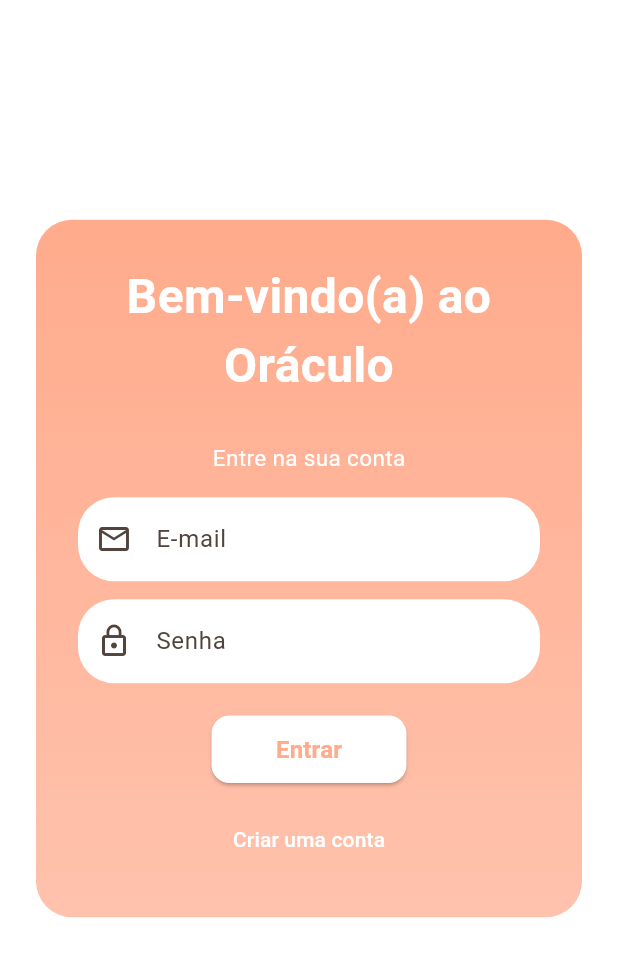
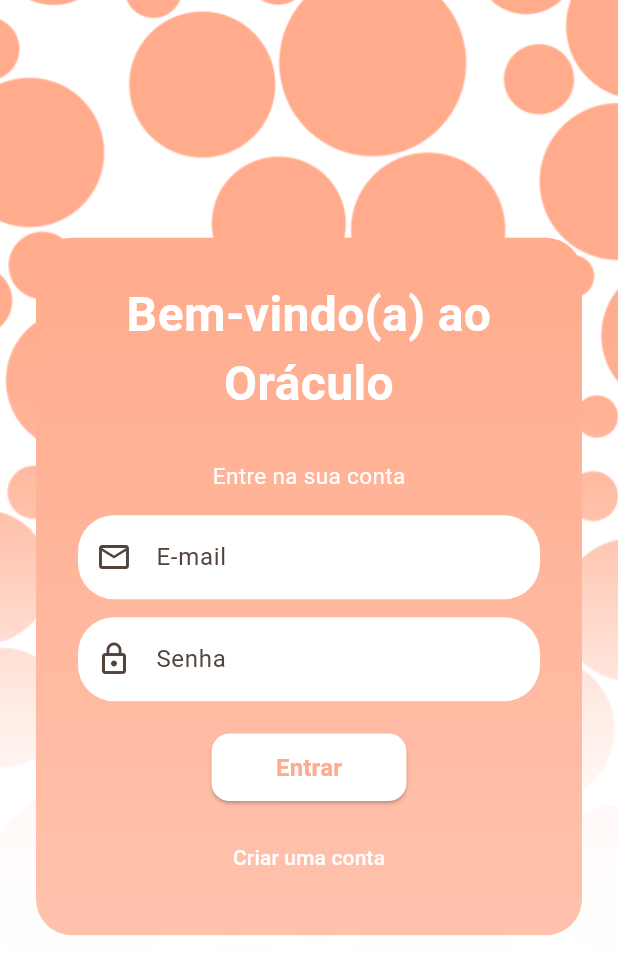
Before and after one commit to contabestio/oraculoapp, a Flutter app: the screen it shows after launch, on a phone screen of 412 x 824 dp. Shown: the top 975 px of the screen. Run offline on Flutter 3.47's test engine with Material 3 defaults, Android fonts, the phone set to English and light mode, and no system bars; our stand-ins replace cloud_firestore, firebase_auth, firebase_core; accounts and stored records are empty; Roboto replaces fonts that are missing (Arial, Georgia).

Commit message:
Foto de Fundo no Login

```diff
--- a/oraculo/lib/pages/dashboard.dart
+++ b/oraculo/lib/pages/dashboard.dart
@@ -396,7 +396,7 @@ class _DashboardPageState extends State<DashboardPage> {
           // ======================================================
          SafeArea(
         child: SingleChildScrollView(
-              padding: const EdgeInsets.fromLTRB(24, 24, 24, 160),
+          padding: const EdgeInsets.fromLTRB(24, 48, 24, 160),
           child: Column(
             crossAxisAlignment: CrossAxisAlignment.stretch,
             children: [
@@ -451,6 +451,7 @@ class _DashboardPageState extends State<DashboardPage> {
                         const Text(
                           'Bem-vindo(a) ao Oráculo',
                           style: TextStyle(
+                            fontFamily: 'Georgia',
                             color: Color(0xFFFFAB8C),
                             fontSize: 16,
                             fontWeight: FontWeight.w500,
@@ -542,7 +543,7 @@ class _DashboardPageState extends State<DashboardPage> {
                                       maxLines: 1,
                                       overflow: TextOverflow.ellipsis,
                                       style: TextStyle(
-                                            color: Color(0xFF333333),
+                                        color: Color(0xFFFFAB8C),
                                         fontSize: 13,
                                       ),
                                     ),
@@ -620,14 +621,18 @@ class _DashboardPageState extends State<DashboardPage> {
           ),
         ),
       ),
-
           // ==========================================================
           // SOBREPOSIÇÃO DE LOGIN / CADASTRO
           // ==========================================================
           if (showLogin)
             Positioned.fill(
               child: Container(
-                color: Colors.white,
+                decoration: const BoxDecoration(
+                 image: DecorationImage(
+                   image: AssetImage('assets/background.png'),
+                   fit: BoxFit.cover,
+                 )
+                ),
                 child: Center(
                   child: SingleChildScrollView(
                     padding: const EdgeInsets.all(24),
--- a/oraculo/pubspec.yaml
+++ b/oraculo/pubspec.yaml
@@ -1,4 +1,3 @@
-
 name: oraculo
 description: "A new Flutter project."
 publish_to: 'none'
@@ -24,3 +23,7 @@ dev_dependencies:
 
 flutter:
   uses-material-design: true
+
+  # Add your assets below the flutter section
+  assets:
+    - assets/background.png
```
Also changed, not shown: oraculo/assets/background.jpg (added), oraculo/assets/background.png (added), oraculo/pubspec.lock. Lines whose indentation alone changed are shown as unchanged.
